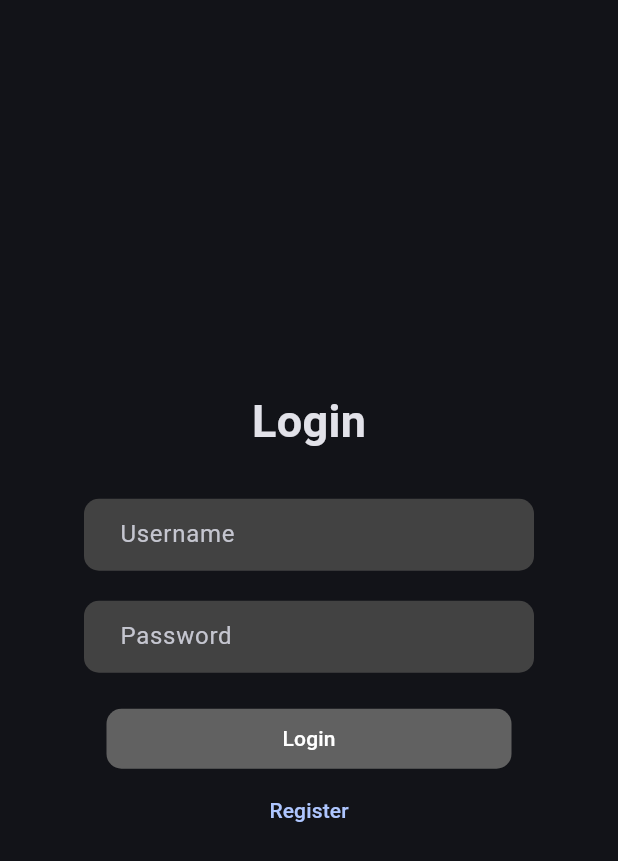
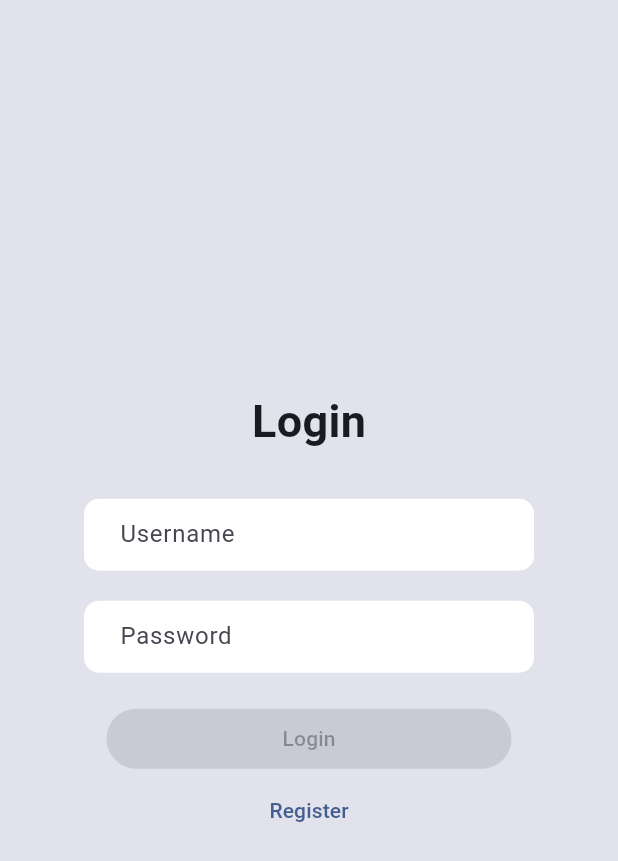
Before and after one commit to carum98/todo_flutter, a Flutter app: the screen it shows after launch, on a phone screen of 412 x 824 dp. Shown: the top 861 px of the screen. Run offline on Flutter 3.47's test engine with Material 2 defaults, Android fonts, the phone set to English and light mode, and no system bars; our stand-ins replace flutter_secure_storage.

Commit message:
Dark and light mode

```diff
--- /dev/null
+++ b/lib/core/theme.dart
@@ -0,0 +1,38 @@
+import 'package:flutter/material.dart';
+
+class ThemeController {
+  static const appColor = Color(0xFF0070F3);
+
+  static final _inputDecoration = InputDecorationTheme(
+    filled: true,
+    border: OutlineInputBorder(
+      borderRadius: BorderRadius.circular(10),
+      borderSide: BorderSide.none,
+    ),
+    contentPadding: const EdgeInsets.symmetric(
+      horizontal: 20,
+      vertical: 10,
+    ),
+  );
+
+  static final light = ThemeData(
+    colorScheme: ColorScheme.fromSeed(
+      seedColor: appColor,
+    ),
+    inputDecorationTheme: _inputDecoration.copyWith(
+      fillColor: Colors.white,
+    ),
+    useMaterial3: true,
+  );
+
+  static final dark = ThemeData(
+    colorScheme: ColorScheme.fromSeed(
+      seedColor: appColor,
+      brightness: Brightness.dark,
+    ),
+    inputDecorationTheme: _inputDecoration.copyWith(
+      fillColor: Colors.grey[850],
+    ),
+    useMaterial3: true,
+  );
+}
--- a/lib/features/lists/lists_form.dart
+++ b/lib/features/lists/lists_form.dart
@@ -6,7 +6,7 @@ import 'package:todo_flutter/widgets/form_scaffold.dart';
 
 class ListsForm extends StatelessWidget {
   final ListModel? item;
-  const ListsForm({this.item});
+  const ListsForm({super.key, this.item});
 
   @override
   Widget build(BuildContext context) {
--- a/lib/features/todos/todos_tile.dart
+++ b/lib/features/todos/todos_tile.dart
@@ -23,7 +23,7 @@ class _ToDoTileState extends State<ToDoTile> {
 
   @override
   Widget build(BuildContext context) {
-    final color = isComplete ? Colors.grey[700] : Colors.white;
+    final color = isComplete ? Colors.grey[500] : null;
 
     return ListTile(
       leading: Icon(
--- a/lib/main.dart
+++ b/lib/main.dart
@@ -3,6 +3,7 @@ import 'package:todo_flutter/core/dependency_injector.dart';
 import 'package:todo_flutter/router/router_generator.dart';
 import 'package:todo_flutter/router/router_name.dart';
 
+import 'core/theme.dart';
 import 'services/storage_service.dart';
 import 'services/token_service.dart';
 
@@ -21,58 +22,10 @@ class MyApp extends StatelessWidget {
 
   @override
   Widget build(BuildContext context) {
-    const appColor = Color(0xFF0070F3);
-
     return MaterialApp(
       title: 'ToDo App',
-      theme: ThemeData(
-        colorScheme: ColorScheme.fromSeed(
-          seedColor: appColor,
-        ),
-        useMaterial3: true,
-      ),
-      darkTheme: ThemeData(
-        colorScheme: ColorScheme.fromSeed(
-          seedColor: appColor,
-          brightness: Brightness.dark,
-        ),
-        inputDecorationTheme: InputDecorationTheme(
-          labelStyle: TextStyle(color: Colors.grey[600]),
-          fillColor: Colors.grey[800],
-          filled: true,
-          border: OutlineInputBorder(
-            borderRadius: BorderRadius.circular(10),
-            borderSide: BorderSide.none,
-          ),
-          contentPadding: const EdgeInsets.symmetric(
-            horizontal: 20,
-            vertical: 10,
-          ),
-        ),
-        elevatedButtonTheme: ElevatedButtonThemeData(
-          style: ButtonStyle(
-            shape: MaterialStateProperty.all(
-              RoundedRectangleBorder(
-                borderRadius: BorderRadius.circular(10),
-              ),
-            ),
-            backgroundColor: MaterialStateProperty.resolveWith(
-              (states) {
-                if (states.contains(MaterialState.disabled)) {
-                  return Colors.grey[700];
-                } else {
-                  return appColor;
-                }
-              },
-            ),
-            foregroundColor: MaterialStateProperty.all(
-              Colors.white,
-            ),
-          ),
-        ),
-        useMaterial3: true,
-      ),
-      themeMode: ThemeMode.dark,
+      theme: ThemeController.light,
+      darkTheme: ThemeController.dark,
       debugShowCheckedModeBanner: false,
       initialRoute: isAuth ? HOME_PAGE : LOGIN_PAGE,
       onGenerateRoute: RouterGenerator.onGenerateRoute,
--- a/lib/widgets/auth_scaffold.dart
+++ b/lib/widgets/auth_scaffold.dart
@@ -20,6 +20,7 @@ class AuthScaffold extends StatelessWidget {
   @override
   Widget build(BuildContext context) {
     return Material(
+      color: Theme.of(context).colorScheme.surfaceVariant,
       child: Column(
         mainAxisAlignment: MainAxisAlignment.center,
         children: [
--- a/lib/widgets/form_scaffold.dart
+++ b/lib/widgets/form_scaffold.dart
@@ -47,7 +47,7 @@ class FormScaffold extends StatelessWidget {
             padding: const EdgeInsets.symmetric(horizontal: 15),
             child: ValueListenableBuilder(
               valueListenable: isEnabled,
-              builder: (_, value, __) => ElevatedButton(
+              builder: (_, value, __) => FilledButton(
                 onPressed: value ? send : null,
                 child: Text(buttonTitle),
               ),
```
